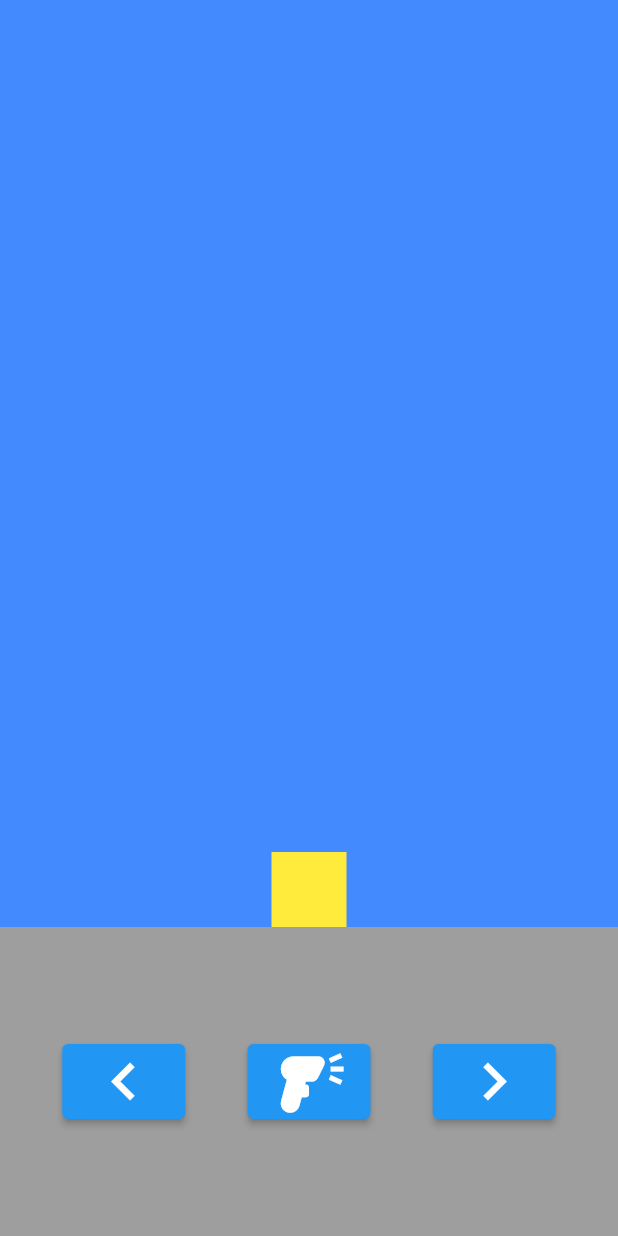
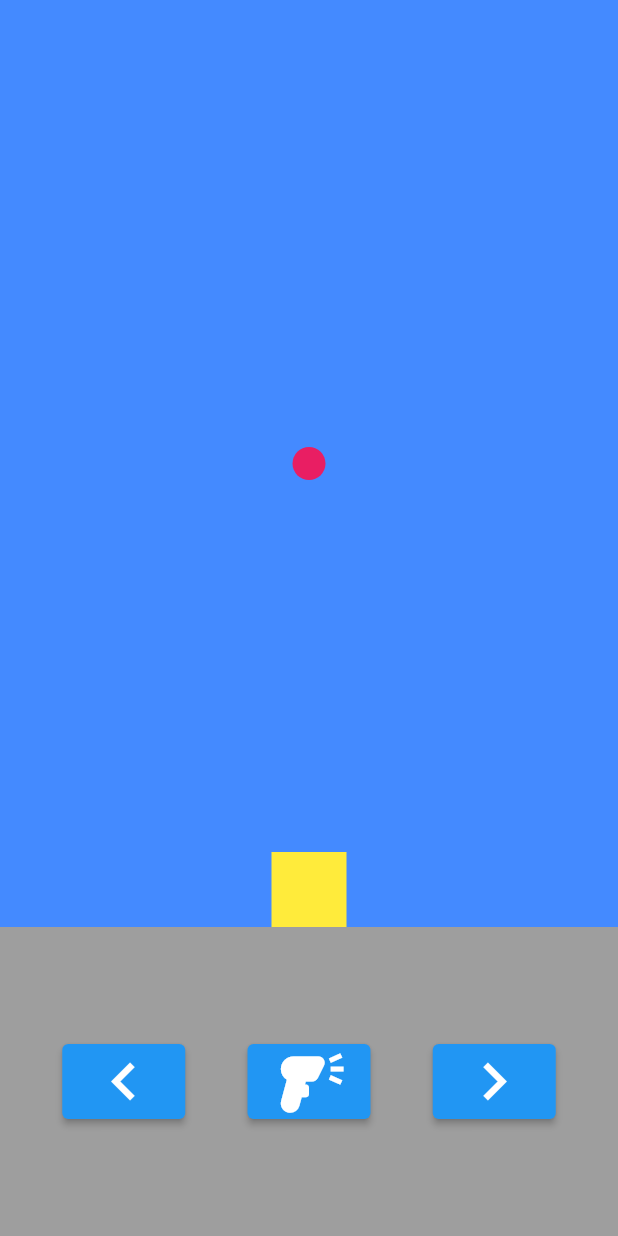
Before and after one commit to PI-T-314/Mobile_Project, a Flutter app: the screen it shows after launch, after a tap on the "navigate next" icon, on a phone screen of 412 x 824 dp. Run offline on Flutter 3.47's test engine with Material 2 defaults, Android fonts, the phone set to English and light mode, and no system bars.

Commit message:
Ball Movement

```diff
--- /dev/null
+++ b/lib/ball.dart
@@ -0,0 +1,22 @@
+import 'package:flutter/material.dart';
+
+class Ball extends StatelessWidget {
+  const Ball({required this.ballX, required this.ballY, super.key});
+
+  final double ballX;
+  final double ballY;
+
+  @override
+  Widget build(BuildContext context) {
+    return Container(
+        alignment: Alignment(ballX, ballY),
+        child: Container(
+          width: 22.0,
+          height: 22.0,
+          decoration: const BoxDecoration(
+            shape: BoxShape.circle,
+            color: Colors.pink,
+          ),
+        ));
+  }
+}
--- a/lib/home.dart
+++ b/lib/home.dart
@@ -3,6 +3,7 @@ import 'dart:async';
 import 'package:flutter/material.dart';
 import 'buttons.dart';
 import 'character.dart';
+import 'ball.dart';
 
 class Home extends StatefulWidget {
   const Home({super.key});
@@ -17,6 +18,8 @@ class _HomeState extends State<Home> {
   double lazerHeight = 15;
   bool isShooting = false;
 
+  double ballX=0.0;
+  double ballY=0.0;
   void moveRight() {
     setState(() {
       if (characterX + 0.1 > 1) {
@@ -88,6 +91,7 @@ class _HomeState extends State<Home> {
                           height: lazerHeight,
                           width: 5.0,
                         )),
+                        Ball(ballX: ballX,ballY: ballY,),
                     Charecter(characterX: characterX),
                   ],
                 ))),
```
